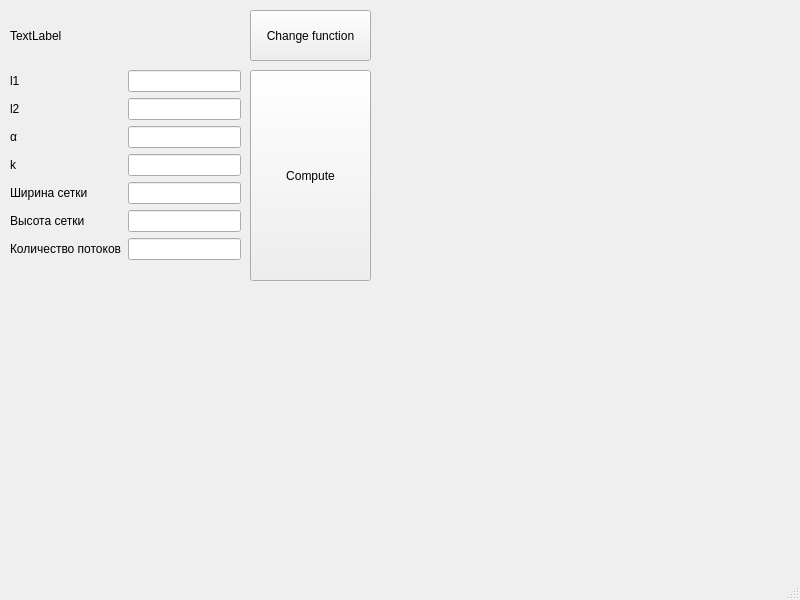
Before: the Qt Designer form mainwindow.ui in LoggerHead22/3d-gui, drawn with Qt 5.
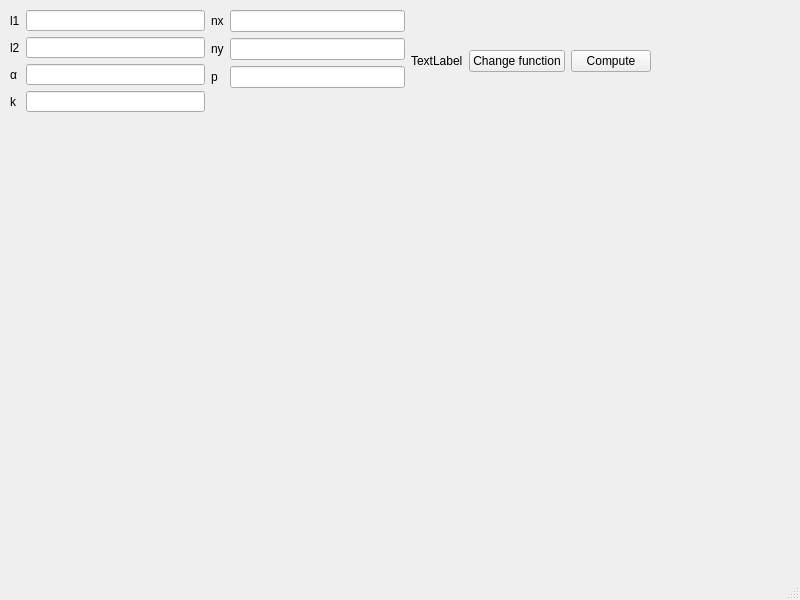
After: the same form once the commit is applied.

What changed in the file:
```diff
--- a/mainwindow.ui
+++ b/mainwindow.ui
@@ -14,22 +14,20 @@
    <string>MainWindow</string>
   </property>
   <widget class="QWidget" name="centralwidget">
-   <widget class="QWidget" name="formLayoutWidget_2">
+   <widget class="QWidget" name="">
     <property name="geometry">
      <rect>
       <x>10</x>
-      <y>70</y>
-      <width>231</width>
-      <height>206</height>
+      <y>10</y>
+      <width>641</width>
+      <height>102</height>
      </rect>
     </property>
+    <layout class="QHBoxLayout" name="horizontalLayout">
+     <item>
     <layout class="QFormLayout" name="formLayout_2">
-     <item row="0" column="0">
-      <widget class="QLabel" name="label_4">
-       <property name="text">
-        <string>l1</string>
-       </property>
-      </widget>
+       <item row="0" column="1">
+        <widget class="QLineEdit" name="l1LineEdit"/>
      </item>
      <item row="1" column="0">
       <widget class="QLabel" name="label_5">
@@ -38,6 +36,9 @@
        </property>
       </widget>
      </item>
+       <item row="1" column="1">
+        <widget class="QLineEdit" name="l2LineEdit"/>
+       </item>
      <item row="2" column="0">
       <widget class="QLabel" name="label_6">
        <property name="text">
@@ -45,12 +46,6 @@
        </property>
       </widget>
      </item>
-     <item row="0" column="1">
-      <widget class="QLineEdit" name="l1LineEdit"/>
-     </item>
-     <item row="1" column="1">
-      <widget class="QLineEdit" name="l2LineEdit"/>
-     </item>
      <item row="2" column="1">
       <widget class="QLineEdit" name="alphaLineEdit"/>
      </item>
@@ -64,77 +59,72 @@
      <item row="3" column="1">
       <widget class="QLineEdit" name="kLineEdit"/>
      </item>
-     <item row="4" column="0">
-      <widget class="QLabel" name="label_8">
+       <item row="0" column="0">
+        <widget class="QLabel" name="label_4">
        <property name="text">
-        <string>Ширина сетки</string>
+          <string>l1</string>
        </property>
       </widget>
      </item>
-     <item row="5" column="0">
-      <widget class="QLabel" name="label_9">
-       <property name="text">
-        <string>Высота сетки</string>
-       </property>
-      </widget>
+      </layout>
      </item>
-     <item row="4" column="1">
+     <item>
+      <layout class="QFormLayout" name="formLayout">
+       <item row="0" column="1">
       <widget class="QLineEdit" name="nxLineEdit"/>
      </item>
-     <item row="5" column="1">
+       <item row="1" column="0">
+        <widget class="QLabel" name="label_9">
+         <property name="text">
+          <string>ny</string>
+         </property>
+        </widget>
+       </item>
+       <item row="1" column="1">
       <widget class="QLineEdit" name="nyLineEdit"/>
      </item>
-     <item row="6" column="1">
-      <widget class="QLineEdit" name="pLineEdit"/>
-     </item>
-     <item row="6" column="0">
+       <item row="2" column="0">
       <widget class="QLabel" name="label">
        <property name="text">
-        <string>Количество потоков</string>
+          <string>p</string>
        </property>
       </widget>
      </item>
-    </layout>
-   </widget>
-   <widget class="QPushButton" name="computePushButton">
-    <property name="geometry">
-     <rect>
-      <x>250</x>
-      <y>70</y>
-      <width>121</width>
-      <height>211</height>
-     </rect>
-    </property>
+       <item row="2" column="1">
+        <widget class="QLineEdit" name="pLineEdit"/>
+       </item>
+       <item row="0" column="0">
+        <widget class="QLabel" name="label_8">
     <property name="text">
-     <string>Compute</string>
-    </property>
-   </widget>
+          <string>nx</string>
+         </property>
+        </widget>
+       </item>
+      </layout>
+     </item>
+     <item>
    <widget class="QLabel" name="functionLabel">
-    <property name="geometry">
-     <rect>
-      <x>10</x>
-      <y>20</y>
-      <width>301</width>
-      <height>31</height>
-     </rect>
-    </property>
     <property name="text">
      <string>TextLabel</string>
     </property>
    </widget>
+     </item>
+     <item>
    <widget class="QPushButton" name="changeFunctionPushButton">
-    <property name="geometry">
-     <rect>
-      <x>250</x>
-      <y>10</y>
-      <width>121</width>
-      <height>51</height>
-     </rect>
-    </property>
     <property name="text">
      <string>Change function</string>
     </property>
    </widget>
+     </item>
+     <item>
+      <widget class="QPushButton" name="computePushButton">
+       <property name="text">
+        <string>Compute</string>
+       </property>
+      </widget>
+     </item>
+    </layout>
+   </widget>
   </widget>
   <widget class="QMenuBar" name="menubar">
    <property name="geometry">
@@ -142,7 +132,7 @@
      <x>0</x>
      <y>0</y>
      <width>800</width>
-     <height>25</height>
+     <height>22</height>
     </rect>
    </property>
   </widget>
```
Lines whose indentation alone changed are shown as unchanged.
